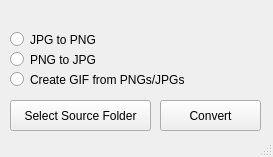
The window that ui/main_window.ui (GCHOfficial/py-image-processing) describes before a commit, drawn with Qt 5.
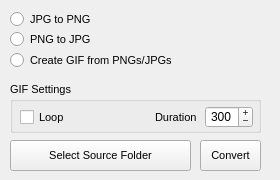
The same window after the commit.

```diff
--- a/ui/main_window.ui
+++ b/ui/main_window.ui
@@ -6,8 +6,8 @@
    <rect>
     <x>0</x>
     <y>0</y>
-    <width>273</width>
-    <height>157</height>
+    <width>280</width>
+    <height>180</height>
    </rect>
   </property>
   <property name="sizePolicy">
@@ -18,14 +18,14 @@
   </property>
   <property name="minimumSize">
    <size>
-    <width>273</width>
-    <height>157</height>
+    <width>280</width>
+    <height>180</height>
    </size>
   </property>
   <property name="maximumSize">
    <size>
-    <width>273</width>
-    <height>157</height>
+    <width>280</width>
+    <height>180</height>
    </size>
   </property>
   <property name="windowTitle">
@@ -36,11 +36,16 @@
     <property name="geometry">
      <rect>
       <x>10</x>
-      <y>100</y>
-      <width>141</width>
+      <y>140</y>
+      <width>181</width>
       <height>31</height>
      </rect>
     </property>
+    <property name="font">
+     <font>
+      <pointsize>8</pointsize>
+     </font>
+    </property>
     <property name="text">
      <string>Select Source Folder</string>
     </property>
@@ -49,11 +54,16 @@
     <property name="geometry">
      <rect>
       <x>10</x>
-      <y>30</y>
+      <y>10</y>
       <width>91</width>
       <height>19</height>
      </rect>
     </property>
+    <property name="font">
+     <font>
+      <pointsize>8</pointsize>
+     </font>
+    </property>
     <property name="text">
      <string>JPG to PNG</string>
     </property>
@@ -62,11 +72,16 @@
     <property name="geometry">
      <rect>
       <x>10</x>
-      <y>50</y>
+      <y>30</y>
       <width>91</width>
       <height>19</height>
      </rect>
     </property>
+    <property name="font">
+     <font>
+      <pointsize>8</pointsize>
+     </font>
+    </property>
     <property name="text">
      <string>PNG to JPG</string>
     </property>
@@ -75,11 +90,16 @@
     <property name="geometry">
      <rect>
       <x>10</x>
-      <y>70</y>
-      <width>191</width>
-      <height>19</height>
+      <y>40</y>
+      <width>201</width>
+      <height>41</height>
      </rect>
     </property>
+    <property name="font">
+     <font>
+      <pointsize>8</pointsize>
+     </font>
+    </property>
     <property name="text">
      <string>Create GIF from PNGs/JPGs</string>
     </property>
@@ -87,21 +107,109 @@
    <widget class="QPushButton" name="pushButton_2">
     <property name="geometry">
      <rect>
-      <x>160</x>
-      <y>100</y>
-      <width>101</width>
+      <x>200</x>
+      <y>140</y>
+      <width>61</width>
       <height>31</height>
      </rect>
     </property>
+    <property name="font">
+     <font>
+      <pointsize>8</pointsize>
+      <weight>50</weight>
+      <bold>false</bold>
+     </font>
+    </property>
     <property name="text">
      <string>Convert</string>
     </property>
    </widget>
-  </widget>
-  <widget class="QStatusBar" name="statusbar">
-   <property name="statusTip">
-    <string notr="true"/>
-   </property>
+   <widget class="QGroupBox" name="groupBox">
+    <property name="enabled">
+     <bool>true</bool>
+    </property>
+    <property name="geometry">
+     <rect>
+      <x>10</x>
+      <y>82</y>
+      <width>251</width>
+      <height>51</height>
+     </rect>
+    </property>
+    <property name="font">
+     <font>
+      <pointsize>8</pointsize>
+     </font>
+    </property>
+    <property name="title">
+     <string>GIF Settings</string>
+    </property>
+    <widget class="QCheckBox" name="checkBox">
+     <property name="geometry">
+      <rect>
+       <x>10</x>
+       <y>20</y>
+       <width>91</width>
+       <height>31</height>
+      </rect>
+     </property>
+     <property name="text">
+      <string>Loop</string>
+     </property>
+    </widget>
+    <widget class="QSpinBox" name="spinBox">
+     <property name="geometry">
+      <rect>
+       <x>195</x>
+       <y>24</y>
+       <width>48</width>
+       <height>22</height>
+      </rect>
+     </property>
+     <property name="font">
+      <font>
+       <pointsize>9</pointsize>
+      </font>
+     </property>
+     <property name="alignment">
+      <set>Qt::AlignCenter</set>
+     </property>
+     <property name="readOnly">
+      <bool>false</bool>
+     </property>
+     <property name="buttonSymbols">
+      <enum>QAbstractSpinBox::PlusMinus</enum>
+     </property>
+     <property name="specialValueText">
+      <string/>
+     </property>
+     <property name="keyboardTracking">
+      <bool>true</bool>
+     </property>
+     <property name="maximum">
+      <number>1000</number>
+     </property>
+     <property name="singleStep">
+      <number>100</number>
+     </property>
+     <property name="value">
+      <number>300</number>
+     </property>
+    </widget>
+    <widget class="QLabel" name="label">
+     <property name="geometry">
+      <rect>
+       <x>145</x>
+       <y>20</y>
+       <width>52</width>
+       <height>31</height>
+      </rect>
+     </property>
+     <property name="text">
+      <string>Duration</string>
+     </property>
+    </widget>
+   </widget>
   </widget>
  </widget>
  <resources/>
```
